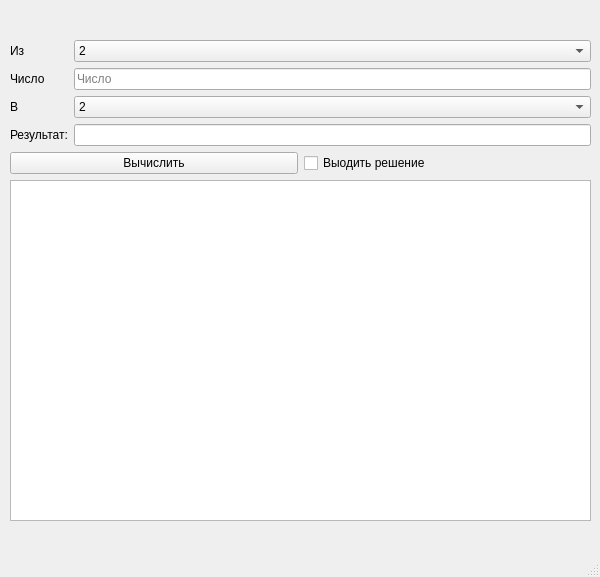
Above: diz.ui from MaksFoxerProgrammer/kursach before the change. Below: the same form after it.
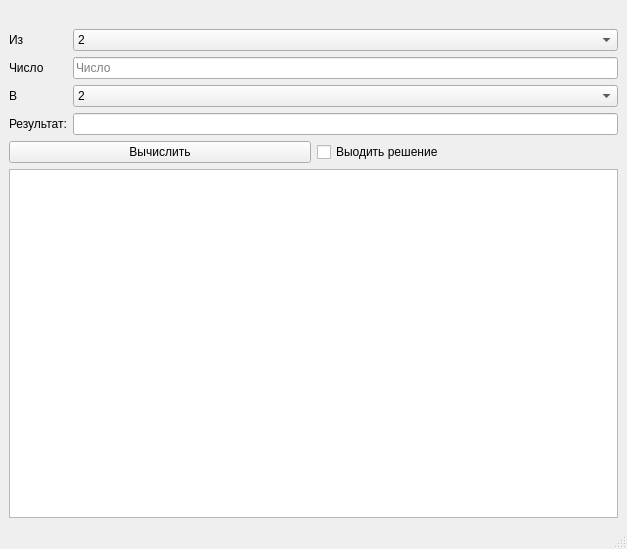
That is the form after the change.

Commit message: Обновил дизайн, работает все кроме вывода в текстовое поле внизу

What changed in the file:
```diff
--- a/diz.ui
+++ b/diz.ui
@@ -6,23 +6,16 @@
    <rect>
     <x>0</x>
     <y>0</y>
-    <width>600</width>
-    <height>577</height>
+    <width>627</width>
+    <height>549</height>
    </rect>
   </property>
   <property name="windowTitle">
    <string>MainWindow</string>
   </property>
   <widget class="QWidget" name="centralwidget">
-   <widget class="QWidget" name="verticalLayoutWidget">
-    <property name="geometry">
-     <rect>
-      <x>10</x>
-      <y>20</y>
-      <width>581</width>
-      <height>501</height>
-     </rect>
-    </property>
+   <layout class="QGridLayout" name="gridLayout_2">
+    <item row="0" column="0">
     <layout class="QVBoxLayout" name="verticalLayout">
      <item>
       <widget class="QLabel" name="label_4">
@@ -260,7 +253,8 @@
       <widget class="QTextEdit" name="textEdit"/>
      </item>
     </layout>
-   </widget>
+    </item>
+   </layout>
   </widget>
   <widget class="QMenuBar" name="menubar">
    <property name="geometry">
```
Left out of the diff: 2 changed lines with no effect on the pictures. Lines whose indentation alone changed are shown as unchanged. The commit also changes 5 other files.
